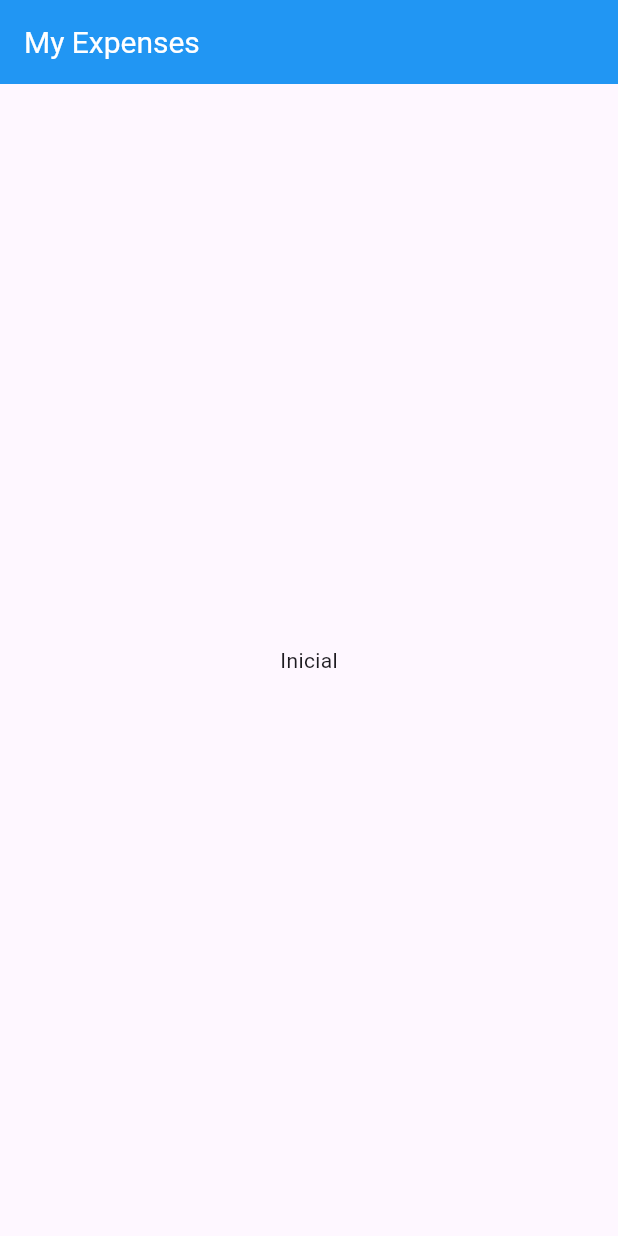
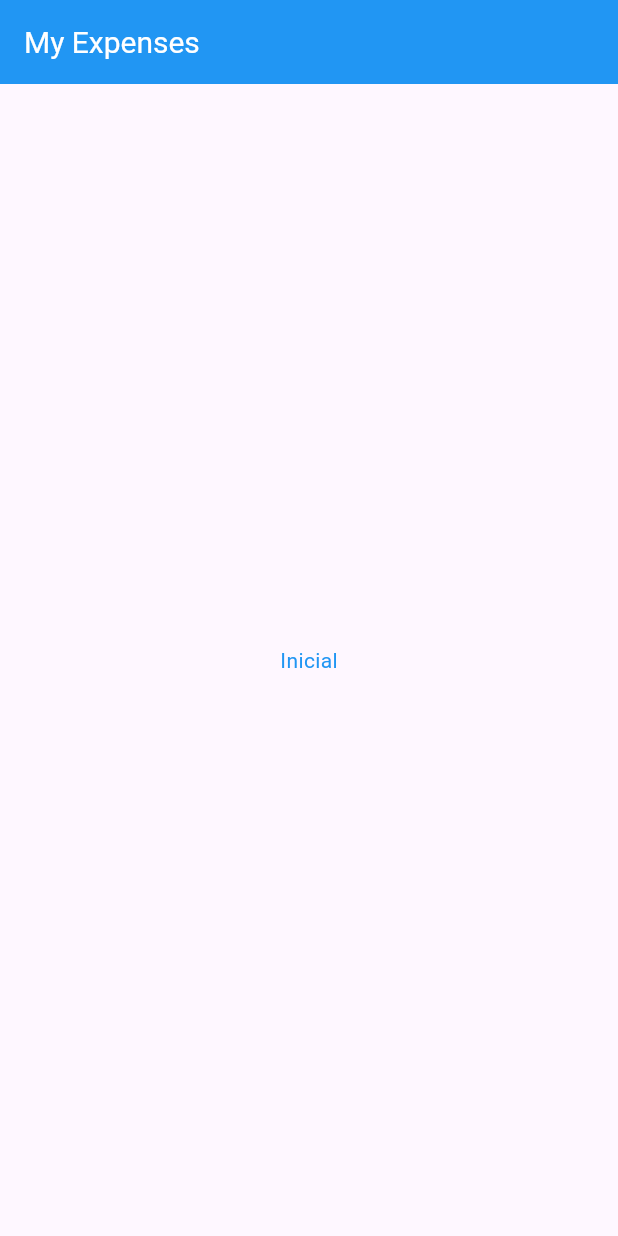
Before and after one commit to andersonro/expenses, a Flutter app: the screen it shows after launch, on a phone screen of 412 x 824 dp. Run offline on Flutter 3.47's test engine with Material 3 defaults, Android fonts, the phone set to English and light mode, and no system bars.

```diff
--- a/lib/home_page.dart
+++ b/lib/home_page.dart
@@ -19,7 +19,10 @@ class _HomePageState extends State<HomePage> {
           child: Column(
             mainAxisAlignment: MainAxisAlignment.center,
             children: [
-              Text("Inicial"),
+              Text("Inicial",
+                  style: TextStyle(
+                    color: Colors.blue,
+                  )),
             ],
           ),
         ),
```
